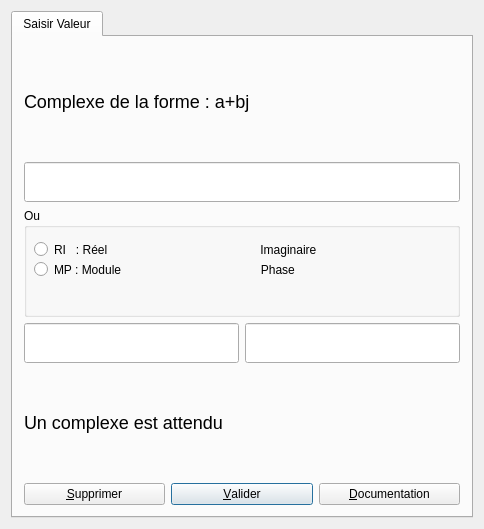
Qt form UiQT4/desUniqueComp.ui (SalomePlatform/eficas_tools) before a commit.
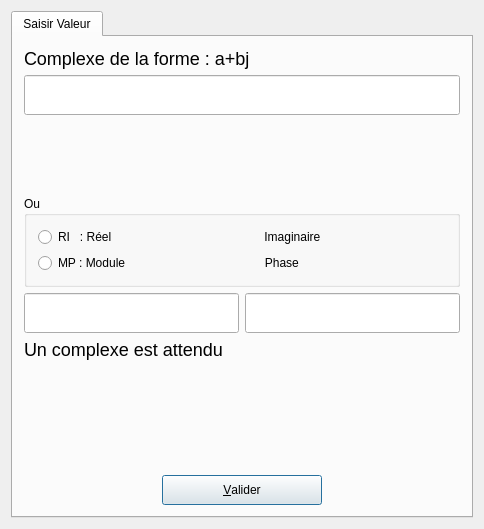
The same form after that commit.

```diff
--- a/UiQT4/desUniqueComp.ui
+++ b/UiQT4/desUniqueComp.ui
@@ -22,19 +22,13 @@
    <item row="0" column="0" >
     <widget class="QTabWidget" name="tabuniqueinto" >
      <widget class="QWidget" name="Widget8" >
-      <property name="geometry" >
-       <rect>
-        <x>0</x>
-        <y>0</y>
-        <width>462</width>
-        <height>484</height>
-       </rect>
-      </property>
       <attribute name="title" >
        <string>Saisir Valeur</string>
       </attribute>
-      <layout class="QGridLayout" name="gridLayout" >
-       <item row="0" column="0" colspan="2" >
+      <layout class="QGridLayout" name="gridLayout_2" >
+       <item row="0" column="0" >
+        <layout class="QVBoxLayout" name="verticalLayout_2" >
+         <item>
         <widget class="QLabel" name="textLabel1" >
          <property name="text" >
           <string>&lt;font size="+2">Complexe de la forme : a+bj&lt;/font></string>
@@ -44,7 +38,7 @@
          </property>
         </widget>
        </item>
-       <item row="1" column="0" colspan="2" >
+         <item>
         <widget class="QLineEdit" name="LEcomp" >
          <property name="minimumSize" >
           <size>
@@ -54,40 +48,51 @@
          </property>
         </widget>
        </item>
-       <item row="2" column="0" colspan="2" >
+        </layout>
+       </item>
+       <item row="1" column="0" >
+        <layout class="QVBoxLayout" name="verticalLayout_3" >
+         <item>
+          <spacer name="verticalSpacer_2" >
+           <property name="orientation" >
+            <enum>Qt::Vertical</enum>
+           </property>
+           <property name="sizeHint" stdset="0" >
+            <size>
+             <width>20</width>
+             <height>40</height>
+            </size>
+           </property>
+          </spacer>
+         </item>
+         <item>
         <widget class="QGroupBox" name="groupBox" >
          <property name="title" >
           <string>Ou</string>
          </property>
+           <layout class="QGridLayout" name="gridLayout" >
+            <item row="0" column="0" >
          <widget class="QRadioButton" name="RBRI" >
-          <property name="geometry" >
-           <rect>
-            <x>10</x>
-            <y>30</y>
-            <width>444</width>
-            <height>23</height>
-           </rect>
-          </property>
           <property name="text" >
            <string>RI   : Réel	                                             Imaginaire</string>
           </property>
          </widget>
+            </item>
+            <item row="1" column="0" >
          <widget class="QRadioButton" name="RBMP" >
-          <property name="geometry" >
-           <rect>
-            <x>10</x>
-            <y>50</y>
-            <width>444</width>
-            <height>23</height>
-           </rect>
-          </property>
           <property name="text" >
            <string>MP	: Module	                                         Phase</string>
           </property>
          </widget>
-        </widget>
-       </item>
-       <item row="3" column="0" >
+            </item>
+           </layout>
+          </widget>
+         </item>
+        </layout>
+       </item>
+       <item row="2" column="0" >
+        <layout class="QHBoxLayout" name="horizontalLayout_2" >
+         <item>
         <widget class="QLineEdit" name="LEReel" >
          <property name="minimumSize" >
           <size>
@@ -97,7 +102,7 @@
          </property>
         </widget>
        </item>
-       <item row="3" column="1" >
+         <item>
         <widget class="QLineEdit" name="LEImag" >
          <property name="minimumSize" >
           <size>
@@ -107,7 +112,11 @@
          </property>
         </widget>
        </item>
-       <item row="4" column="0" colspan="2" >
+        </layout>
+       </item>
+       <item row="3" column="0" >
+        <layout class="QVBoxLayout" name="verticalLayout" >
+         <item>
         <widget class="QLabel" name="Commentaire" >
          <property name="text" >
           <string>&lt;font size="+2">Un complexe est attendu&lt;/font></string>
@@ -117,26 +126,48 @@
          </property>
         </widget>
        </item>
-       <item row="5" column="0" colspan="2" >
+         <item>
+          <spacer name="verticalSpacer" >
+           <property name="orientation" >
+            <enum>Qt::Vertical</enum>
+           </property>
+           <property name="sizeHint" stdset="0" >
+            <size>
+             <width>20</width>
+             <height>40</height>
+            </size>
+           </property>
+          </spacer>
+         </item>
+         <item>
         <layout class="QHBoxLayout" name="horizontalLayout" >
          <item>
-          <widget class="QPushButton" name="bSup" >
-           <property name="toolTip" >
-            <string>suppression du mot clef</string>
-           </property>
-           <property name="text" >
-            <string>&amp;Supprimer</string>
-           </property>
-           <property name="shortcut" >
-            <string>Alt+S</string>
-           </property>
-           <property name="autoDefault" >
-            <bool>true</bool>
-           </property>
-          </widget>
+            <spacer name="horizontalSpacer_2" >
+             <property name="orientation" >
+              <enum>Qt::Horizontal</enum>
+             </property>
+             <property name="sizeHint" stdset="0" >
+              <size>
+               <width>40</width>
+               <height>20</height>
+              </size>
+             </property>
+            </spacer>
          </item>
          <item>
           <widget class="QPushButton" name="bOk" >
+             <property name="minimumSize" >
+              <size>
+               <width>160</width>
+               <height>30</height>
+              </size>
+             </property>
+             <property name="maximumSize" >
+              <size>
+               <width>160</width>
+               <height>30</height>
+              </size>
+             </property>
            <property name="toolTip" >
             <string>validation de la saisie</string>
            </property>
@@ -155,20 +186,19 @@
           </widget>
          </item>
          <item>
-          <widget class="QPushButton" name="bHelp" >
-           <property name="toolTip" >
-            <string>affichage documentation aster</string>
-           </property>
-           <property name="text" >
-            <string>&amp;Documentation</string>
-           </property>
-           <property name="shortcut" >
-            <string>Alt+D</string>
-           </property>
-           <property name="autoDefault" >
-            <bool>true</bool>
-           </property>
-          </widget>
+            <spacer name="horizontalSpacer" >
+             <property name="orientation" >
+              <enum>Qt::Horizontal</enum>
+             </property>
+             <property name="sizeHint" stdset="0" >
+              <size>
+               <width>40</width>
+               <height>20</height>
+              </size>
+             </property>
+            </spacer>
+           </item>
+          </layout>
          </item>
         </layout>
        </item>
```
Lines whose indentation alone changed are shown as unchanged.
